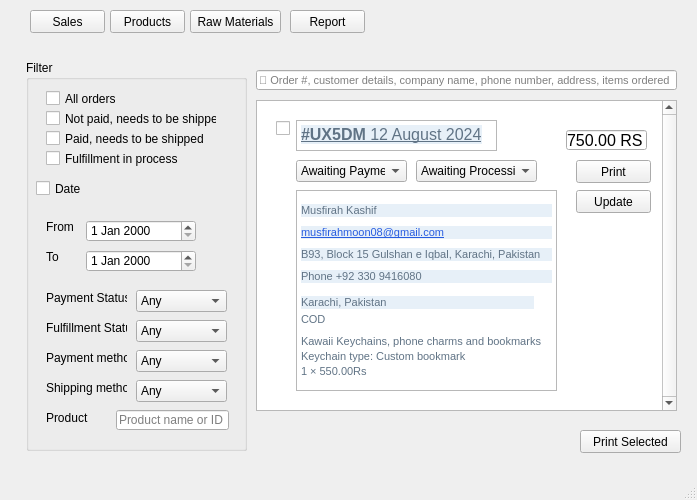
Qt form sales_screen.ui (haniakashif/Safatique-Database) before a commit.
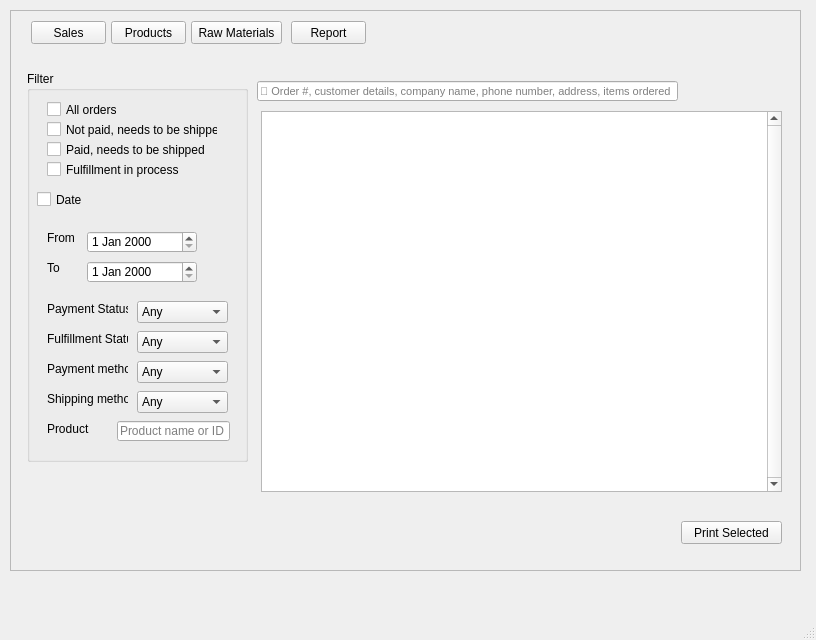
The same form after that commit.

```diff
--- a/sales_screen.ui
+++ b/sales_screen.ui
@@ -6,18 +6,39 @@
    <rect>
     <x>0</x>
     <y>0</y>
-    <width>697</width>
-    <height>500</height>
+    <width>816</width>
+    <height>640</height>
    </rect>
   </property>
   <property name="windowTitle">
    <string>Sales</string>
   </property>
   <widget class="QWidget" name="centralwidget">
+   <widget class="QScrollArea" name="scrollArea">
+    <property name="geometry">
+     <rect>
+      <x>10</x>
+      <y>10</y>
+      <width>791</width>
+      <height>561</height>
+     </rect>
+    </property>
+    <property name="widgetResizable">
+     <bool>true</bool>
+    </property>
+    <widget class="QWidget" name="scrollAreaWidgetContents_2">
+     <property name="geometry">
+      <rect>
+       <x>0</x>
+       <y>0</y>
+       <width>789</width>
+       <height>559</height>
+      </rect>
+     </property>
    <widget class="QGroupBox" name="groupBox">
     <property name="geometry">
      <rect>
-      <x>26</x>
+        <x>16</x>
       <y>60</y>
       <width>221</width>
       <height>391</height>
@@ -369,10 +390,10 @@
      </property>
     </widget>
    </widget>
-   <widget class="QLineEdit" name="lineEdit_2">
+     <widget class="QLineEdit" name="search">
     <property name="geometry">
      <rect>
-      <x>256</x>
+        <x>246</x>
       <y>70</y>
       <width>421</width>
       <height>20</height>
@@ -387,138 +408,23 @@
      <string>🔎︎ Order #, customer details, company name, phone number, address, items ordered</string>
     </property>
    </widget>
-   <widget class="QGraphicsView" name="graphicsView">
+     <widget class="QPushButton" name="printselected">
     <property name="geometry">
      <rect>
-      <x>256</x>
-      <y>100</y>
-      <width>421</width>
-      <height>311</height>
-     </rect>
-    </property>
-    <property name="verticalScrollBarPolicy">
-     <enum>Qt::ScrollBarAlwaysOn</enum>
-    </property>
-   </widget>
-   <widget class="QTextEdit" name="textEdit">
-    <property name="geometry">
-     <rect>
-      <x>296</x>
-      <y>120</y>
-      <width>201</width>
-      <height>31</height>
-     </rect>
-    </property>
-    <property name="html">
-     <string>&lt;!DOCTYPE HTML PUBLIC &quot;-//W3C//DTD HTML 4.0//EN&quot; &quot;http://www.w3.org/TR/REC-html40/strict.dtd&quot;&gt;
-&lt;html&gt;&lt;head&gt;&lt;meta name=&quot;qrichtext&quot; content=&quot;1&quot; /&gt;&lt;style type=&quot;text/css&quot;&gt;
-p, li { white-space: pre-wrap; }
-&lt;/style&gt;&lt;/head&gt;&lt;body style=&quot; font-family:'MS Shell Dlg 2'; font-size:8.25pt; font-weight:400; font-style:normal;&quot;&gt;
-&lt;p style=&quot; margin-top:0px; margin-bottom:0px; margin-left:0px; margin-right:0px; -qt-block-indent:0; text-indent:0px;&quot;&gt;&lt;a href=&quot;https://my.ecwid.com/store/104391267#order:id=UX5DM&amp;amp;use_cache=true&amp;amp;return=orders&quot;&gt;&lt;span style=&quot; font-family:'Lato,sans-serif'; font-size:12pt; font-weight:600; text-decoration: underline; color:#607385; background-color:#e7f0f8;&quot;&gt;#UX5DM &lt;/span&gt;&lt;/a&gt;&lt;a href=&quot;https://my.ecwid.com/store/104391267#order:id=UX5DM&amp;amp;use_cache=true&amp;amp;return=orders&quot;&gt;&lt;span style=&quot; font-family:'lato,sans-serif'; font-size:12pt; text-decoration: underline; color:#607385; background-color:#e7f0f8;&quot;&gt;12 August 2024&lt;/span&gt;&lt;/a&gt;&lt;/p&gt;&lt;/body&gt;&lt;/html&gt;</string>
-    </property>
-   </widget>
-   <widget class="QCheckBox" name="checkBox_6">
-    <property name="geometry">
-     <rect>
-      <x>276</x>
-      <y>120</y>
-      <width>70</width>
-      <height>17</height>
-     </rect>
-    </property>
+        <x>670</x>
+        <y>510</y>
+        <width>101</width>
+        <height>23</height>
+       </rect>
+      </property>
     <property name="text">
-     <string/>
-    </property>
-   </widget>
-   <widget class="QComboBox" name="comboBox_5">
+       <string>Print Selected</string>
+      </property>
+     </widget>
+     <widget class="QLineEdit" name="price">
     <property name="geometry">
      <rect>
-      <x>296</x>
-      <y>160</y>
-      <width>111</width>
-      <height>22</height>
-     </rect>
-    </property>
-    <item>
-     <property name="text">
-      <string>Awaiting Payment</string>
-     </property>
-    </item>
-    <item>
-     <property name="text">
-      <string>Paid</string>
-     </property>
-    </item>
-    <item>
-     <property name="text">
-      <string>Cancelled</string>
-     </property>
-    </item>
-    <item>
-     <property name="text">
-      <string>Refunded</string>
-     </property>
-    </item>
-    <item>
-     <property name="text">
-      <string>Partially Refunded</string>
-     </property>
-    </item>
-   </widget>
-   <widget class="QComboBox" name="comboBox_6">
-    <property name="geometry">
-     <rect>
-      <x>416</x>
-      <y>160</y>
-      <width>121</width>
-      <height>22</height>
-     </rect>
-    </property>
-    <item>
-     <property name="text">
-      <string>Awaiting Processing</string>
-     </property>
-    </item>
-    <item>
-     <property name="text">
-      <string>Processing</string>
-     </property>
-    </item>
-    <item>
-     <property name="text">
-      <string>Ready for pickup</string>
-     </property>
-    </item>
-    <item>
-     <property name="text">
-      <string>Shipped</string>
-     </property>
-    </item>
-    <item>
-     <property name="text">
-      <string>Out for delivery</string>
-     </property>
-    </item>
-    <item>
-     <property name="text">
-      <string>Delivered</string>
-     </property>
-    </item>
-    <item>
-     <property name="text">
-      <string>Delivery cancelled</string>
-     </property>
-    </item>
-    <item>
-     <property name="text">
-      <string>Returned</string>
-     </property>
-    </item>
-   </widget>
-   <widget class="QLineEdit" name="lineEdit_3">
-    <property name="geometry">
-     <rect>
-      <x>566</x>
+        <x>550</x>
       <y>130</y>
       <width>81</width>
       <height>20</height>
@@ -533,74 +439,23 @@
      <string>750.00 RS</string>
     </property>
    </widget>
-   <widget class="QTextEdit" name="textEdit_2">
+     <widget class="QListWidget" name="orderListWidget">
     <property name="geometry">
      <rect>
-      <x>296</x>
-      <y>190</y>
-      <width>261</width>
-      <height>201</height>
-     </rect>
-    </property>
-    <property name="html">
-     <string>&lt;!DOCTYPE HTML PUBLIC &quot;-//W3C//DTD HTML 4.0//EN&quot; &quot;http://www.w3.org/TR/REC-html40/strict.dtd&quot;&gt;
-&lt;html&gt;&lt;head&gt;&lt;meta name=&quot;qrichtext&quot; content=&quot;1&quot; /&gt;&lt;style type=&quot;text/css&quot;&gt;
-p, li { white-space: pre-wrap; }
-&lt;/style&gt;&lt;/head&gt;&lt;body style=&quot; font-family:'MS Shell Dlg 2'; font-size:8.25pt; font-weight:400; font-style:normal;&quot;&gt;
-&lt;p style=&quot; margin-top:0px; margin-bottom:0px; margin-left:0px; margin-right:0px; -qt-block-indent:0; text-indent:0px; line-height:22px; background-color:#e7f0f8;&quot;&gt;&lt;span style=&quot; font-family:'lato,sans-serif'; font-size:8pt; color:#607385;&quot;&gt;Musfirah Kashif&lt;/span&gt;&lt;/p&gt;
-&lt;p style=&quot; margin-top:0px; margin-bottom:0px; margin-left:0px; margin-right:0px; -qt-block-indent:0; text-indent:0px; line-height:22px; background-color:#e7f0f8;&quot;&gt;&lt;a href=&quot;mailto:musfirahmoon08@gmail.com&quot;&gt;&lt;span style=&quot; font-family:'lato,sans-serif'; font-size:8pt; text-decoration: underline; color:#275ce0;&quot;&gt;musfirahmoon08@gmail.com&lt;/span&gt;&lt;/a&gt;&lt;/p&gt;
-&lt;p style=&quot; margin-top:0px; margin-bottom:0px; margin-left:0px; margin-right:0px; -qt-block-indent:0; text-indent:0px; line-height:22px; background-color:#e7f0f8;&quot;&gt;&lt;span style=&quot; font-family:'lato,sans-serif'; font-size:8pt; color:#607385;&quot;&gt;B93, Block 15 Gulshan e Iqbal, Karachi, Pakistan&lt;/span&gt;&lt;/p&gt;
-&lt;p style=&quot; margin-top:0px; margin-bottom:4px; margin-left:0px; margin-right:0px; -qt-block-indent:0; text-indent:0px; line-height:22px; background-color:#e7f0f8;&quot;&gt;&lt;span style=&quot; font-family:'lato,sans-serif'; font-size:8pt; color:#607385;&quot;&gt;Phone +92 330 9416080&lt;/span&gt;&lt;/p&gt;
-&lt;p style=&quot; margin-top:0px; margin-bottom:4px; margin-left:0px; margin-right:18px; -qt-block-indent:0; text-indent:0px; line-height:22px; background-color:#e7f0f8;&quot;&gt;&lt;span style=&quot; font-family:'lato,sans-serif'; font-size:8pt; color:#607385;&quot;&gt;Karachi, Pakistan‍ &lt;/span&gt;&lt;/p&gt;
-&lt;p style=&quot; margin-top:0px; margin-bottom:4px; margin-left:0px; margin-right:18px; -qt-block-indent:0; text-indent:0px;&quot;&gt;&lt;span style=&quot; font-family:'lato,sans-serif'; font-size:8pt; color:#607385;&quot;&gt;COD‍&lt;/span&gt;&lt;/p&gt;
-&lt;p style=&quot; margin-top:0px; margin-bottom:2px; margin-left:-8px; margin-right:4px; -qt-block-indent:0; text-indent:0px; line-height:18px;&quot;&gt;&lt;span style=&quot; font-family:'lato,sans-serif'; font-size:8pt; color:#607385;&quot;&gt;Kawaii Keychains, phone charms and bookmarks&lt;/span&gt;&lt;/p&gt;
-&lt;p style=&quot; margin-top:0px; margin-bottom:2px; margin-left:-8px; margin-right:4px; -qt-block-indent:0; text-indent:0px;&quot;&gt;&lt;span style=&quot; font-family:'lato,sans-serif'; font-size:8pt; color:#607385;&quot;&gt;Keychain type: Custom bookmark&lt;/span&gt;&lt;/p&gt;
-&lt;p style=&quot; margin-top:0px; margin-bottom:0px; margin-left:-8px; margin-right:4px; -qt-block-indent:0; text-indent:0px;&quot;&gt;&lt;span style=&quot; font-family:'lato,sans-serif'; font-size:8pt; color:#607385;&quot;&gt;1 × 550.00Rs&lt;/span&gt;&lt;/p&gt;&lt;/body&gt;&lt;/html&gt;</string>
-    </property>
-   </widget>
-   <widget class="QPushButton" name="pushButton">
-    <property name="geometry">
-     <rect>
-      <x>576</x>
-      <y>160</y>
-      <width>75</width>
-      <height>23</height>
-     </rect>
-    </property>
-    <property name="text">
-     <string>Print</string>
-    </property>
-   </widget>
-   <widget class="QPushButton" name="pushButton_2">
-    <property name="geometry">
-     <rect>
-      <x>576</x>
-      <y>190</y>
-      <width>75</width>
-      <height>23</height>
-     </rect>
-    </property>
-    <property name="text">
-     <string>Update</string>
-    </property>
-   </widget>
-   <widget class="QPushButton" name="pushButton_3">
-    <property name="geometry">
-     <rect>
-      <x>580</x>
-      <y>430</y>
-      <width>101</width>
-      <height>23</height>
-     </rect>
-    </property>
-    <property name="text">
-     <string>Print Selected</string>
+        <x>250</x>
+        <y>100</y>
+        <width>521</width>
+        <height>381</height>
+       </rect>
+      </property>
+      <property name="verticalScrollBarPolicy">
+       <enum>Qt::ScrollBarAlwaysOn</enum>
     </property>
    </widget>
    <widget class="QPushButton" name="salesbutton">
     <property name="geometry">
      <rect>
-      <x>30</x>
+        <x>20</x>
       <y>10</y>
       <width>75</width>
       <height>23</height>
@@ -610,23 +465,10 @@
      <string>Sales</string>
     </property>
    </widget>
-   <widget class="QPushButton" name="productsbutton">
-    <property name="geometry">
-     <rect>
-      <x>110</x>
-      <y>10</y>
-      <width>75</width>
-      <height>23</height>
-     </rect>
-    </property>
-    <property name="text">
-     <string>Products</string>
-    </property>
-   </widget>
    <widget class="QPushButton" name="rawmaterial">
     <property name="geometry">
      <rect>
-      <x>190</x>
+        <x>180</x>
       <y>10</y>
       <width>91</width>
       <height>23</height>
@@ -639,7 +481,7 @@
    <widget class="QPushButton" name="reportbutton">
     <property name="geometry">
      <rect>
-      <x>290</x>
+        <x>280</x>
       <y>10</y>
       <width>75</width>
       <height>23</height>
@@ -649,6 +491,21 @@
      <string>Report</string>
     </property>
    </widget>
+     <widget class="QPushButton" name="productsbutton">
+      <property name="geometry">
+       <rect>
+        <x>100</x>
+        <y>10</y>
+        <width>75</width>
+        <height>23</height>
+       </rect>
+      </property>
+      <property name="text">
+       <string>Products</string>
+      </property>
+     </widget>
+    </widget>
+   </widget>
   </widget>
   <widget class="QMenuBar" name="menubar">
    <property name="geometry">
```
Left out of the diff: 40 changed lines with no effect on the pictures. Lines whose indentation alone changed are shown as unchanged.
